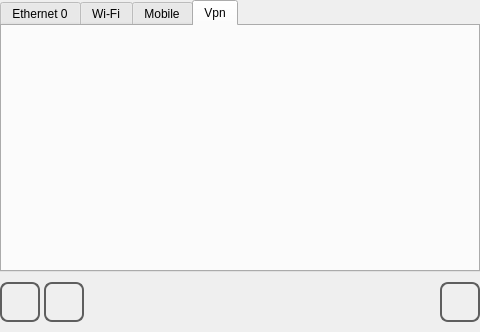
Qt form qt_library/ATCMsystem/net_conf.ui (MECTsrl/mect_plugins) before a commit.
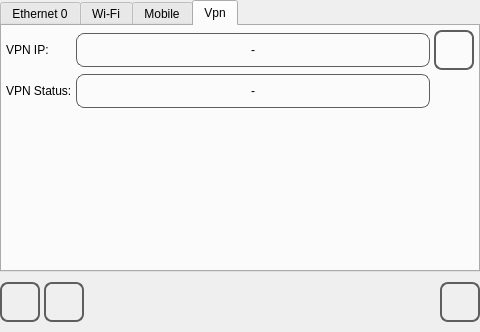
The same form after that commit. The open tabs and pages were chosen to show the change. Icons and pictures are not drawn.

Commit message: Added VPN Tab to net_conf

Patch:
```diff
--- a/qt_library/ATCMsystem/net_conf.ui
+++ b/qt_library/ATCMsystem/net_conf.ui
@@ -29,7 +29,8 @@
 QPushButton#pushButtonHome,
 QPushButton#pushButton_wlan0_scan,
 QPushButton#pushButton_wlan0_enable,
-QPushButton#pushButton_wan0_enable
+QPushButton#pushButton_wan0_enable,
+QPushButton#pushButton_vpn_getcert
 {
 	border-radius: 8px;
 	border: 2px solid  rgb(94, 94, 94);
@@ -1169,9 +1170,181 @@
       </layout>
      </widget>
      <widget class="QWidget" name="tab_vpn">
+      <property name="styleSheet">
+       <string notr="true">QLabel#label_vpn_IP,
+QLabel#label_vpn_status
+  {
+	border-radius: 8px;
+	border: 1px solid  rgb(94, 94, 94);
+}
+</string>
+      </property>
       <attribute name="title">
        <string>Vpn</string>
       </attribute>
+      <layout class="QVBoxLayout" name="verticalLayout_3">
+       <property name="spacing">
+        <number>4</number>
+       </property>
+       <property name="margin">
+        <number>4</number>
+       </property>
+       <item>
+        <layout class="QGridLayout" name="gridLayout_5">
+         <item row="0" column="0">
+          <widget class="QLabel" name="label_vpn_IPtxt">
+           <property name="sizePolicy">
+            <sizepolicy hsizetype="Minimum" vsizetype="Fixed">
+             <horstretch>0</horstretch>
+             <verstretch>0</verstretch>
+            </sizepolicy>
+           </property>
+           <property name="minimumSize">
+            <size>
+             <width>0</width>
+             <height>34</height>
+            </size>
+           </property>
+           <property name="focusPolicy">
+            <enum>Qt::NoFocus</enum>
+           </property>
+           <property name="text">
+            <string>VPN IP:</string>
+           </property>
+          </widget>
+         </item>
+         <item row="0" column="1">
+          <widget class="QLabel" name="label_vpn_IP">
+           <property name="sizePolicy">
+            <sizepolicy hsizetype="MinimumExpanding" vsizetype="Fixed">
+             <horstretch>0</horstretch>
+             <verstretch>0</verstretch>
+            </sizepolicy>
+           </property>
+           <property name="minimumSize">
+            <size>
+             <width>0</width>
+             <height>34</height>
+            </size>
+           </property>
+           <property name="focusPolicy">
+            <enum>Qt::NoFocus</enum>
+           </property>
+           <property name="styleSheet">
+            <string notr="true"/>
+           </property>
+           <property name="frameShape">
+            <enum>QFrame::Box</enum>
+           </property>
+           <property name="text">
+            <string>-</string>
+           </property>
+           <property name="alignment">
+            <set>Qt::AlignCenter</set>
+           </property>
+          </widget>
+         </item>
+         <item row="3" column="1">
+          <spacer name="verticalSpacer_2">
+           <property name="orientation">
+            <enum>Qt::Vertical</enum>
+           </property>
+           <property name="sizeHint" stdset="0">
+            <size>
+             <width>20</width>
+             <height>40</height>
+            </size>
+           </property>
+          </spacer>
+         </item>
+         <item row="1" column="1">
+          <widget class="QLabel" name="label_vpn_status">
+           <property name="sizePolicy">
+            <sizepolicy hsizetype="MinimumExpanding" vsizetype="Fixed">
+             <horstretch>0</horstretch>
+             <verstretch>0</verstretch>
+            </sizepolicy>
+           </property>
+           <property name="minimumSize">
+            <size>
+             <width>0</width>
+             <height>34</height>
+            </size>
+           </property>
+           <property name="focusPolicy">
+            <enum>Qt::NoFocus</enum>
+           </property>
+           <property name="frameShape">
+            <enum>QFrame::Box</enum>
+           </property>
+           <property name="text">
+            <string>-</string>
+           </property>
+           <property name="alignment">
+            <set>Qt::AlignCenter</set>
+           </property>
+          </widget>
+         </item>
+         <item row="0" column="2">
+          <widget class="QPushButton" name="pushButton_vpn_getcert">
+           <property name="minimumSize">
+            <size>
+             <width>40</width>
+             <height>40</height>
+            </size>
+           </property>
+           <property name="maximumSize">
+            <size>
+             <width>40</width>
+             <height>40</height>
+            </size>
+           </property>
+           <property name="focusPolicy">
+            <enum>Qt::NoFocus</enum>
+           </property>
+           <property name="styleSheet">
+            <string notr="true">QPushButton
+{
+	qproperty-icon: url(:/libicons/img/Openvpn.png);
+}
+</string>
+           </property>
+           <property name="text">
+            <string/>
+           </property>
+           <property name="checkable">
+            <bool>false</bool>
+           </property>
+           <property name="checked">
+            <bool>false</bool>
+           </property>
+          </widget>
+         </item>
+         <item row="1" column="0">
+          <widget class="QLabel" name="label_vpn_IPtxt_2">
+           <property name="sizePolicy">
+            <sizepolicy hsizetype="Minimum" vsizetype="Fixed">
+             <horstretch>0</horstretch>
+             <verstretch>0</verstretch>
+            </sizepolicy>
+           </property>
+           <property name="minimumSize">
+            <size>
+             <width>0</width>
+             <height>34</height>
+            </size>
+           </property>
+           <property name="focusPolicy">
+            <enum>Qt::NoFocus</enum>
+           </property>
+           <property name="text">
+            <string>VPN Status:</string>
+           </property>
+          </widget>
+         </item>
+        </layout>
+       </item>
+      </layout>
      </widget>
     </widget>
    </item>
```
The commit also changes 3 other files.
